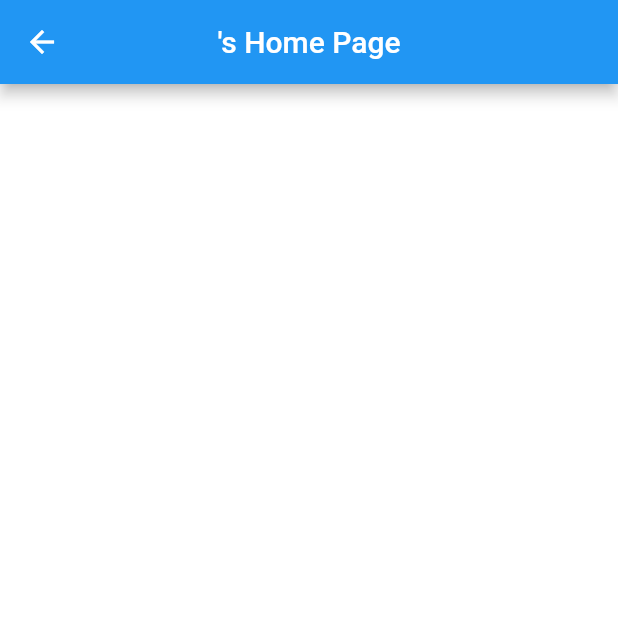
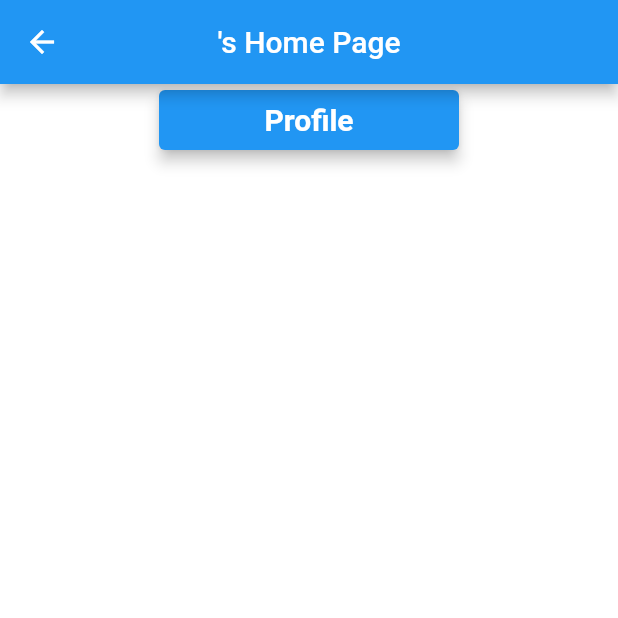
Before and after one commit to Harini-Sritharar/A-Level-Computing-Project, a Flutter app: the SignUpScreen screen opened directly, after a tap on "Sign Up", on a phone screen of 412 x 824 dp, the top half of it. Run offline on Flutter 3.47's test engine with Material 2 defaults, Android fonts, the phone set to English and light mode, and no system bars; Roboto replaces fonts that are missing (Montserrat).

Commit message:
Amended button code and homescreen code

```diff
--- a/Iteration 1/lib/button.dart
+++ b/Iteration 1/lib/button.dart
@@ -15,7 +15,11 @@ class GenericButton extends StatelessWidget {
             style: style.copyWith(
                 color: Colors.white, fontWeight: FontWeight.bold),
           ),
-          autofocus: true);
+          autofocus: true,
+      style: ButtonStyle(
+        minimumSize: MaterialStateProperty.all(const Size(200,40)),
+      ),
+      );
 
   }
 }
--- a/Iteration 1/lib/screens/home_screen.dart
+++ b/Iteration 1/lib/screens/home_screen.dart
@@ -1,4 +1,6 @@
 import 'package:flutter/material.dart';
+import 'package:nea_prototype_1/button.dart';
+import 'package:nea_prototype_1/screens/profile_screen.dart';
 //import 'package:nea_prototype_1/screens/signUp_screen.dart';
 class HomeScreen extends StatefulWidget {
   HomeScreen({Key? key, required this.name}) : super(key: key);
@@ -18,5 +20,31 @@ class _HomeScreenState extends State<HomeScreen> {
        //title: Text("Hi Harini!"),
        centerTitle: true,
        automaticallyImplyLeading: true,
-   ));
+   ),
+   body: Center(
+     child: Container(
+       child: Column(
+        children: <Widget>[
+          GenericButton("Profile", () {
+            Navigator.push(context,
+                      MaterialPageRoute(
+                          builder: (context) => ProfileScreen(name: widget.name,)));
+          }
+      ),
+      //     GenericButton("Leaderboard", () {
+      //       Navigator.push(context,
+      //                 MaterialPageRoute(
+      //                     builder: (context) => Leaderboard()));
+      //     }
+      // )
+         ],
+       )
+       )
+
+   ) ,
+   );
+
   }}
+
+class Leaderboard {
+}
--- a/Iteration 1/lib/screens/login_screen.dart
+++ b/Iteration 1/lib/screens/login_screen.dart
@@ -59,7 +59,7 @@ class _LoginScreenState extends State<LoginScreen> {
           //automaticallyImplyLeading: false
         ),
         body: Center(
-            child: Container(
+          child: Container(
           child: Padding(
             padding: const EdgeInsets.all(36.0),
             child: Column(
```
